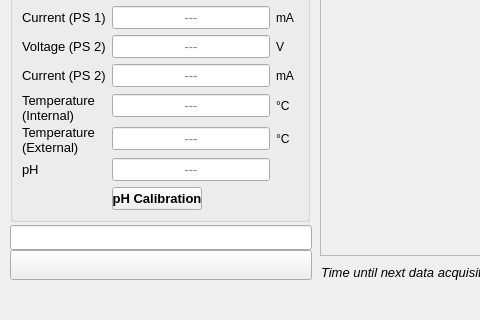
Old version of the form OnlineMECMonitoring/Version2/KORAD_PS_DAQ/UI_Files/RPi_GUI_v1-12.ui in the repository ademola-adekunle/nrcbiosensorapps; both pictures show x 0 to 480 and y 325 to 645 of the 830 by 645 pixel window.
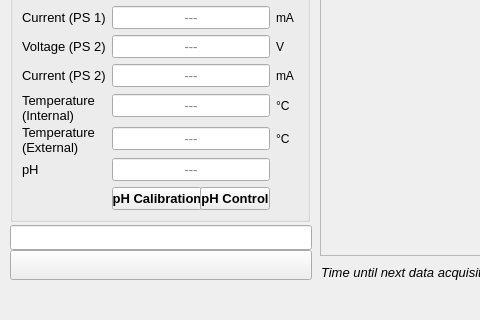
New version of the form.

The edit to the form file:
```diff
--- a/OnlineMECMonitoring/Version2/KORAD_PS_DAQ/UI_Files/RPi_GUI_v1-12.ui
+++ b/OnlineMECMonitoring/Version2/KORAD_PS_DAQ/UI_Files/RPi_GUI_v1-12.ui
@@ -1133,6 +1133,8 @@
          </layout>
         </item>
         <item row="7" column="1">
+         <layout class="QHBoxLayout" name="horizontalLayout_8">
+          <item>
          <widget class="QPushButton" name="pHCalibration1">
           <property name="minimumSize">
            <size>
@@ -1156,6 +1158,57 @@
            <string>pH Calibration</string>
           </property>
          </widget>
+          </item>
+          <item>
+           <widget class="QPushButton" name="pHControl1">
+            <property name="minimumSize">
+             <size>
+              <width>70</width>
+              <height>0</height>
+             </size>
+            </property>
+            <property name="maximumSize">
+             <size>
+              <width>70</width>
+              <height>16777215</height>
+             </size>
+            </property>
+            <property name="font">
+             <font>
+              <weight>75</weight>
+              <bold>true</bold>
+             </font>
+            </property>
+            <property name="text">
+             <string>pH Control</string>
+            </property>
+           </widget>
+          </item>
+          <item>
+           <widget class="QLabel" name="tempunitLabel_4">
+            <property name="minimumSize">
+             <size>
+              <width>22</width>
+              <height>0</height>
+             </size>
+            </property>
+            <property name="maximumSize">
+             <size>
+              <width>16777215</width>
+              <height>16777215</height>
+             </size>
+            </property>
+            <property name="font">
+             <font>
+              <pointsize>9</pointsize>
+             </font>
+            </property>
+            <property name="text">
+             <string/>
+            </property>
+           </widget>
+          </item>
+         </layout>
         </item>
        </layout>
       </widget>
```
Left out of the diff: 11 changed lines with no effect on the pictures. Lines whose indentation alone changed are shown as unchanged.
